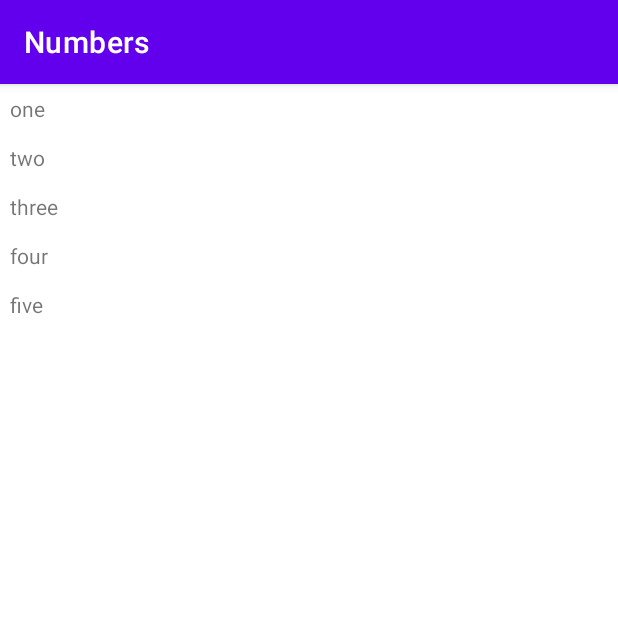
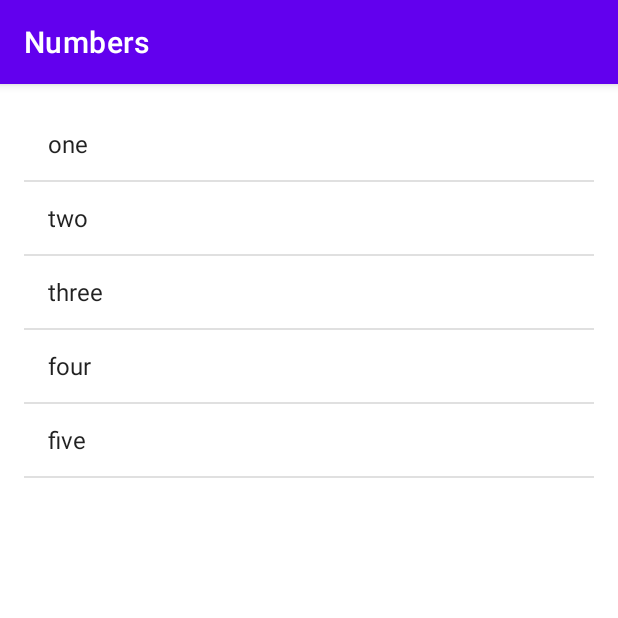
Before and after one commit to rabi04/Miwok-App, an Android app: the NumbersActivity screen opened directly, with no data from a screen before it, on a phone screen of 412 x 824 dp, the top half of it. Run offline under Robolectric (Android 15) with nearby library versions, the phone set to English and light mode, and no system bars.

Commit message:
display word in listView using ArrayAdapter in NumbersActivity.

```diff
--- a/app/src/main/java/com/example/miwokapp/NumbersActivity.java
+++ b/app/src/main/java/com/example/miwokapp/NumbersActivity.java
@@ -3,7 +3,9 @@ package com.example.miwokapp;
 import androidx.appcompat.app.AppCompatActivity;
 
 import android.os.Bundle;
+import android.widget.ArrayAdapter;
 import android.widget.LinearLayout;
+import android.widget.ListView;
 import android.widget.TextView;
 
 import java.util.ArrayList;
@@ -20,12 +22,16 @@ public class NumbersActivity extends AppCompatActivity {
         number.add("three");
         number.add("four");
         number.add("five");
-        LinearLayout rootView = findViewById(R.id.rootView);
+     /*   LinearLayout rootView = findViewById(R.id.rootView);
         for(int i = 0; i < number.size() ; i++) {
             TextView textView = new TextView(this);
             textView.setText(number.get(i));
             textView.setPadding(10,10,10,10);
             rootView.addView(textView);
-        }
+        }        */
+        // Using listview and arrayadapter for memory optimization.
+        ArrayAdapter<String> itemAdapter = new ArrayAdapter<String>(this,android.R.layout.simple_list_item_1,number);
+        ListView listview = findViewById(R.id.list);
+        listview.setAdapter(itemAdapter);
     }
 }
--- a/app/src/main/res/layout/activity_numbers.xml
+++ b/app/src/main/res/layout/activity_numbers.xml
@@ -1,11 +1,12 @@
 <?xml version="1.0" encoding="utf-8"?>
-<LinearLayout xmlns:android="http://schemas.android.com/apk/res/android"
-    xmlns:app="http://schemas.android.com/apk/res-auto"
+<ListView xmlns:android="http://schemas.android.com/apk/res/android"
     xmlns:tools="http://schemas.android.com/tools"
+    android:id="@+id/list"
+    android:orientation="vertical"
     android:layout_width="match_parent"
     android:layout_height="match_parent"
-    android:id="@+id/rootView"
-    android:orientation="vertical"
-    tools:context=".NumbersActivity">
-
-</LinearLayout>
+    android:paddingBottom="@dimen/activity_vertical_margin"
+    android:paddingLeft="@dimen/activity_horizontal_margin"
+    android:paddingRight="@dimen/activity_horizontal_margin"
+    android:paddingTop="@dimen/activity_vertical_margin"
+    tools:context=".NumbersActivity"/>
```
